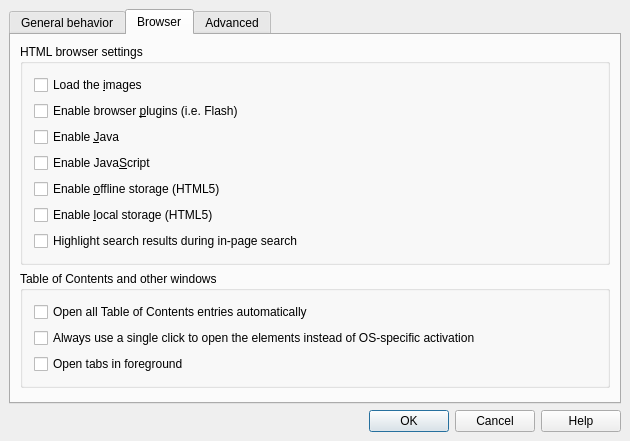
Before: the Qt Designer form src/dialog_setup.ui in oltolm/uChmViewer, drawn with Qt 5.
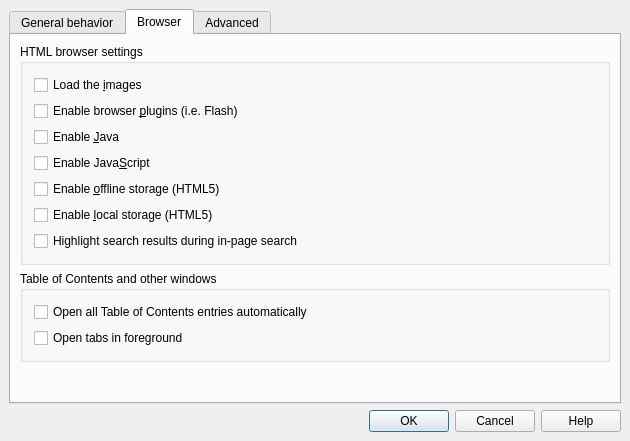
After: the same form once the commit is applied. The open tabs and pages were chosen to show the change.

What changed in the file:
```diff
--- a/src/dialog_setup.ui
+++ b/src/dialog_setup.ui
@@ -370,13 +370,6 @@
             </property>
            </widget>
           </item>
-          <item>
-           <widget class="QCheckBox" name="boxUseSingleClick">
-            <property name="text">
-             <string>Always use a single click to open the elements instead of OS-specific activation</string>
-            </property>
-           </widget>
-          </item>
           <item>
             <widget class="QCheckBox" name="boxTabOpenInForeground">
              <property name="text">
```
